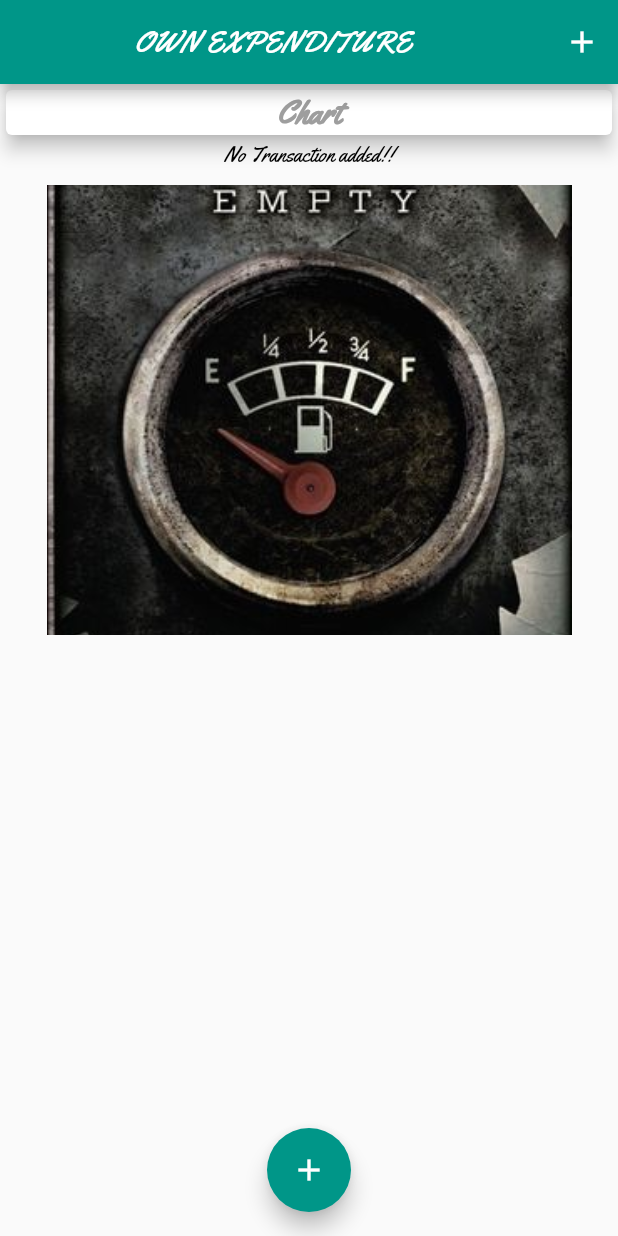
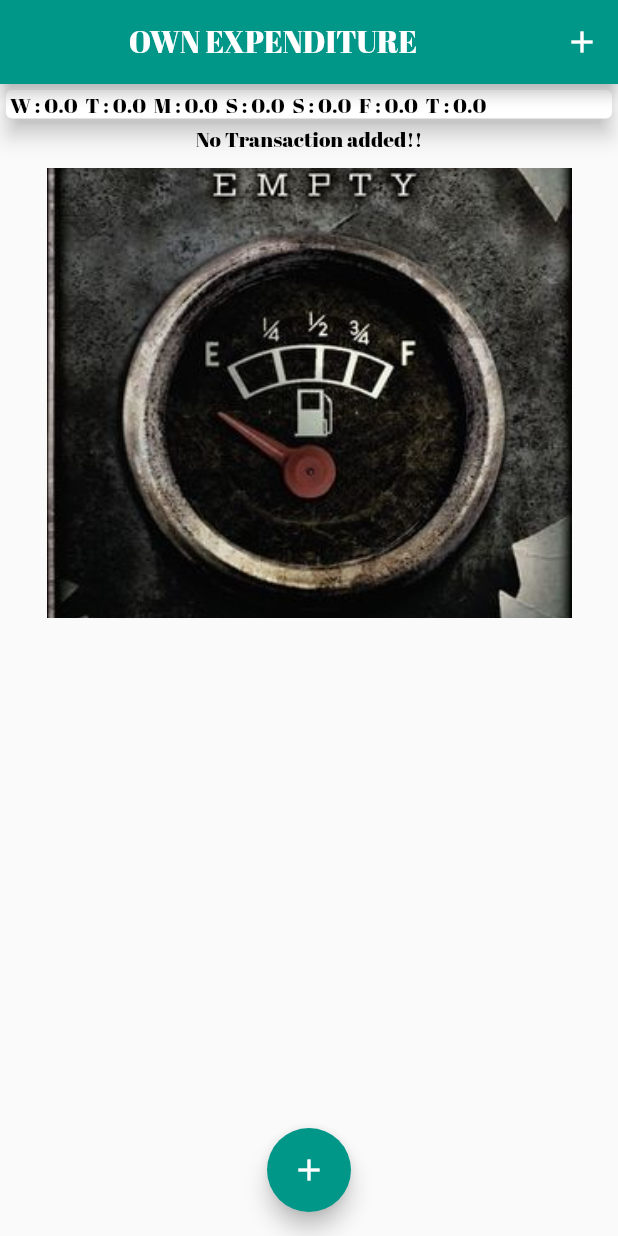
Before and after one commit to shishir2sr/Flutter_Own_Expense_Tracker, a Flutter app: the screen it shows after launch, on a phone screen of 412 x 824 dp. Run offline on Flutter 3.47's test engine with Material 2 defaults, Android fonts, the light colour scheme and no system bars.

Commit message:
Chart Widget Created

```diff
--- /dev/null
+++ b/lib/WIdgets/chart.dart
@@ -0,0 +1,45 @@
+import 'package:flutter/material.dart';
+import '../Models/transaction.dart';
+import 'package:intl/intl.dart';
+
+class Chart extends StatelessWidget {
+  final List<Transactions> recenTransactions;
+
+  Chart(this.recenTransactions);
+
+  List<Map<String, Object>> get groupedTransactionValues {
+    return List.generate(7, (index) {
+      final weekDay = DateTime.now().subtract(Duration(days: index));
+      // The subtract() method recieves duration and subtract the duration from present date/hour/year/month etc|
+      double totalSUm = 0.0;
+
+      for (var tx in recenTransactions) {
+        if (tx.date.day == weekDay.day &&
+            tx.date.month == weekDay.month &&
+            tx.date.year == weekDay.year) {
+          totalSUm += tx.amount;
+        }
+      }
+
+      return {
+        'day': DateFormat.E().format(weekDay).substring(0, 1),
+        'amount': totalSUm
+      }; //Dateformat.E()is a package from intl package. It takes shortcut name of weekday|
+    });
+  }
+
+  @override
+  Widget build(BuildContext context) {
+    print(groupedTransactionValues);
+    return Card(
+      elevation: 6,
+      child: Row(
+        children: groupedTransactionValues
+            .map(
+              (data) => Text(' ${data['day']} : ${data['amount']} '),
+            )
+            .toList(),
+      ),
+    );
+  }
+}
--- a/lib/main.dart
+++ b/lib/main.dart
@@ -2,6 +2,7 @@ import 'package:flutter/material.dart';
 import 'package:own_expenditure/WIdgets/newtransaction.dart';
 import 'Models/transaction.dart';
 import 'WIdgets/transactionlist.dart';
+import 'WIdgets/chart.dart';
 
 void main() {
   runApp(MyApp());
@@ -15,7 +16,7 @@ class MyApp extends StatelessWidget {
       title: 'Expenditure App',
       home: MyHomePage(),
       theme: ThemeData(
-        fontFamily: 'Yellowtail',
+        fontFamily: 'Abril',
         primaryColor: Colors.teal,
         colorScheme: ColorScheme.fromSwatch(
           primarySwatch: Colors.teal,
@@ -24,7 +25,7 @@ class MyApp extends StatelessWidget {
         ),
         textTheme: const TextTheme(
             headline1: TextStyle(
-                // fontFamily: 'Yellowtail',
+                fontFamily: 'Abril',
                 color: Colors.black,
                 fontWeight: FontWeight.bold,
                 fontSize: 10),
@@ -68,6 +69,13 @@ class _MyHomePageState extends State<MyHomePage> {
     );
   }
 
+  List<Transactions> get _recentTransactions {
+    return _userTransactions
+        .where(
+            (tx) => tx.date.isAfter(DateTime.now().subtract(Duration(days: 7))))
+        .toList();
+  }
+
   @override
   Widget build(BuildContext context) {
     return Scaffold(
@@ -90,21 +98,7 @@ class _MyHomePageState extends State<MyHomePage> {
         mainAxisAlignment: MainAxisAlignment.start,
         crossAxisAlignment: CrossAxisAlignment.start,
         children: <Widget>[
-          Container(
-            width: double.infinity,
-            child: Card(
-              child: Center(
-                child: Text(
-                  'Chart',
-                  style: TextStyle(
-                      color: Colors.grey,
-                      fontSize: 22,
-                      fontWeight: FontWeight.bold),
-                ),
-              ),
-              elevation: 5,
-            ),
-          ),
+          Chart(_recentTransactions),
           transactionList(_userTransactions)
         ],
       ),
--- a/pubspec.yaml
+++ b/pubspec.yaml
@@ -66,6 +66,12 @@ flutter:
 
 
           weight: 700
+    - family: Abril
+      fonts:
+        - asset: Assets/fonts/AbrilFatface-Regular.ttf
+
+
+          weight: 400
   #
   # For details regarding fonts from package dependencies,
   # see https://flutter.dev/custom-fonts/#from-packages
```
